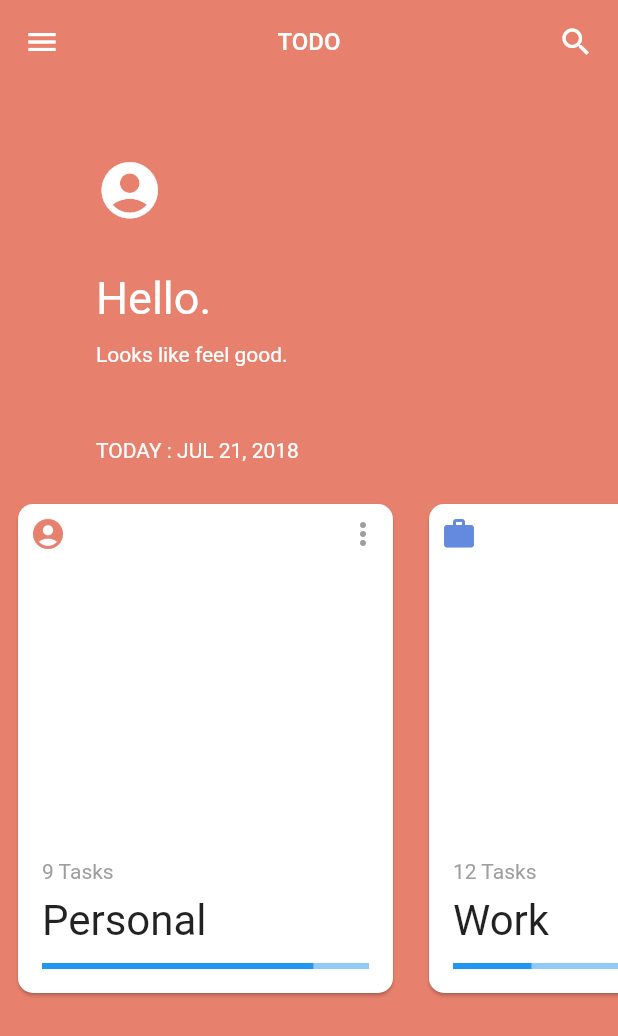
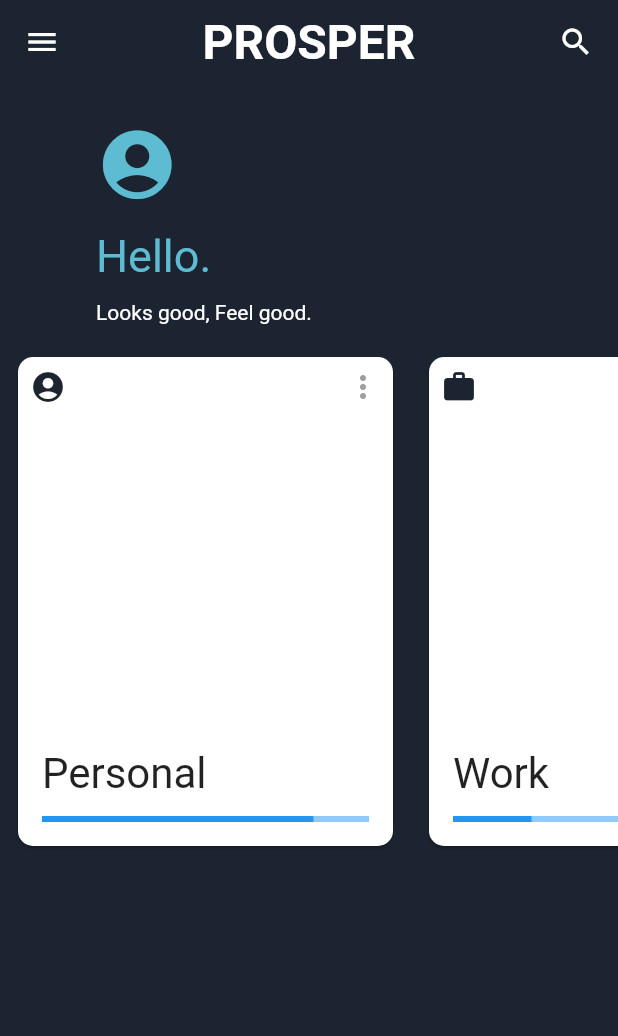
Before and after one commit to REGATTE/PROSPER, a Flutter app: the HomePage screen opened directly, on a phone screen of 412 x 824 dp. Shown: the top 1036 px of the screen. Run offline on Flutter 3.47's test engine with Material 2 defaults, Android fonts, the phone set to English and light mode, and no system bars; our stand-ins replace font_awesome_flutter; project files that could hold a hidden picture were left out.

Commit message:
git commit

```diff
--- a/flutter_mobile/prosper/lib/pages/home_page.dart
+++ b/flutter_mobile/prosper/lib/pages/home_page.dart
@@ -7,12 +7,12 @@ class HomePage extends StatefulWidget {
 
 class _HomePageState extends State<HomePage> with TickerProviderStateMixin{
 
-  var appColors = [Color.fromRGBO(231, 129, 109, 1.0),Color.fromRGBO(99, 138, 223, 1.0),Color.fromRGBO(111, 194, 173, 1.0)];
+  var appColors = [Color.fromRGBO(27, 36, 48, 1.0),Color.fromRGBO(27, 36, 48, 1.0),Color.fromRGBO(27, 36, 48, 1.0)];
   var cardIndex = 0;
   ScrollController scrollController;
-  var currentColor = Color.fromRGBO(231, 129, 109, 1.0);
+  var currentColor = Color.fromRGBO(27, 36, 48, 1.0);
 
-  var cardsList = [CardItemModel("Personal", Icons.account_circle, 9, 0.83),CardItemModel("Work", Icons.work, 12, 0.24),CardItemModel("Home", Icons.home, 7, 0.32)];
+  var cardsList = [CardItemModel("Personal", Icons.account_circle, 9, 0.83, ),CardItemModel("Work", Icons.work, 12, 0.24),CardItemModel("Home", Icons.home, 7, 0.32)];
 
   AnimationController animationController;
   ColorTween colorTween;
@@ -30,7 +30,7 @@ class _HomePageState extends State<HomePage> with TickerProviderStateMixin{
     return new Scaffold(
       backgroundColor: currentColor,
       appBar: new AppBar(
-        title: new Text("TODO", style: TextStyle(fontSize: 16.0),),
+        title: new Text("PROSPER", style: TextStyle(fontSize: 32.0, fontWeight: FontWeight.bold), ),
         backgroundColor: currentColor,
         centerTitle: true,
         actions: <Widget>[
@@ -47,20 +47,20 @@ class _HomePageState extends State<HomePage> with TickerProviderStateMixin{
           children: <Widget>[
             Row(),
             Padding(
-              padding: const EdgeInsets.symmetric(horizontal: 64.0, vertical: 32.0),
+              padding: const EdgeInsets.symmetric(horizontal: 64.0, vertical: 10.0),
               child: Container(
                 child: Column(
                   crossAxisAlignment: CrossAxisAlignment.start,
                   children: <Widget>[
                     Padding(
                       padding: const EdgeInsets.symmetric(vertical: 16.0),
-                      child: Icon(Icons.account_circle, size: 45.0, color: Colors.white,),
+                      child: Icon(Icons.account_circle, size: 55.0, color: Color(0xFF5DBCD2),),
                     ),
                     Padding(
-                      padding: const EdgeInsets.fromLTRB(0.0,16.0,0.0,12.0),
-                      child: Text("Hello.", style: TextStyle(fontSize: 30.0, color: Colors.white, fontWeight: FontWeight.w400),),
+                      padding: const EdgeInsets.fromLTRB(0.0,0.0,0.0,12.0),
+                      child: Text("Hello.", style: TextStyle(fontSize: 30.0, color: Color(0xFF5DBCD2), fontWeight: FontWeight.w400),),
                     ),
-                    Text("Looks like feel good.", style: TextStyle(color: Colors.white),),
+                    Text("Looks good, Feel good.", style: TextStyle(color: Colors.white),),
                   ],
                 ),
               ),
@@ -68,10 +68,6 @@ class _HomePageState extends State<HomePage> with TickerProviderStateMixin{
             Column(
               crossAxisAlignment: CrossAxisAlignment.start,
               children: <Widget>[
-                Padding(
-                  padding: const EdgeInsets.symmetric(horizontal: 64.0, vertical: 16.0),
-                  child: Text("TODAY : JUL 21, 2018", style: TextStyle(color: Colors.white),),
-                ),
                 Container(
                   height: 350.0,
                   child: ListView.builder(
@@ -107,7 +103,7 @@ class _HomePageState extends State<HomePage> with TickerProviderStateMixin{
                                       children: <Widget>[
                                         Padding(
                                           padding: const EdgeInsets.symmetric(horizontal: 8.0, vertical: 4.0),
-                                          child: Text("${cardsList[position].tasksRemaining} Tasks", style: TextStyle(color: Colors.grey),),
+                                          //child: Text("${cardsList[position].tasksRemaining} Tasks", style: TextStyle(color: Colors.grey),),
                                         ),
                                         Padding(
                                           padding: const EdgeInsets.symmetric(horizontal: 8.0, vertical: 4.0),
@@ -168,7 +164,12 @@ class _HomePageState extends State<HomePage> with TickerProviderStateMixin{
           ],
         ),
       ),
-      drawer: Drawer(),
+      drawer: Drawer(
+          child: Container(color: Color(0xFF5DBCD2),
+              child: new ListView(
+              )
+          )
+      ),
     );
   }
 }
```
